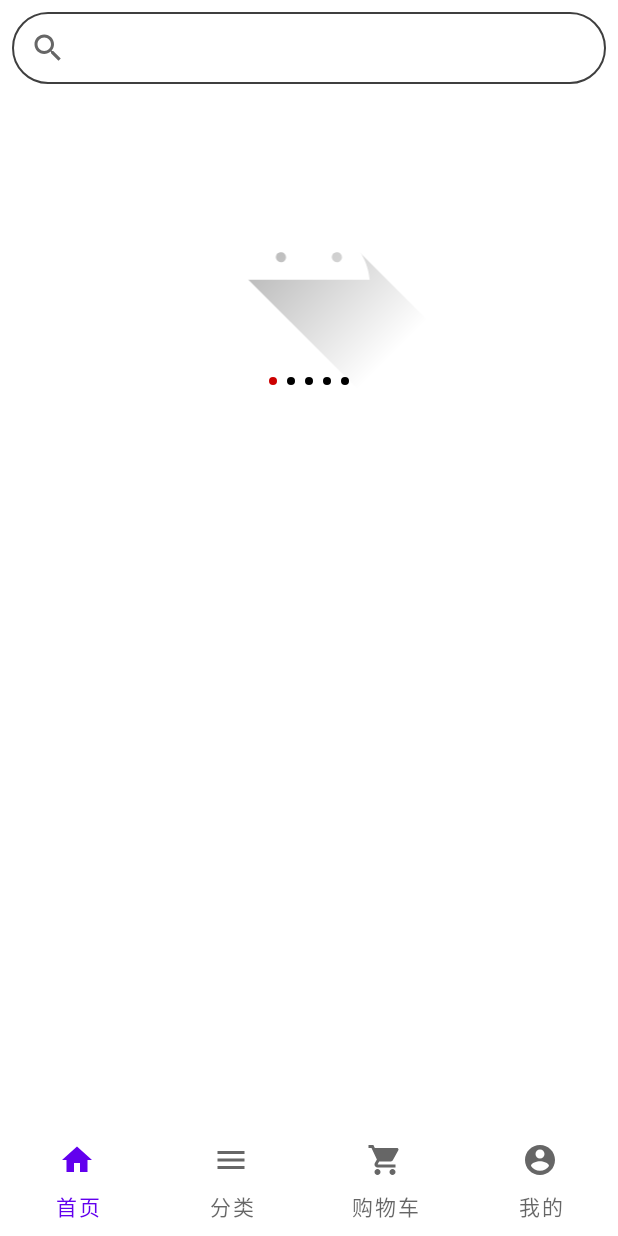
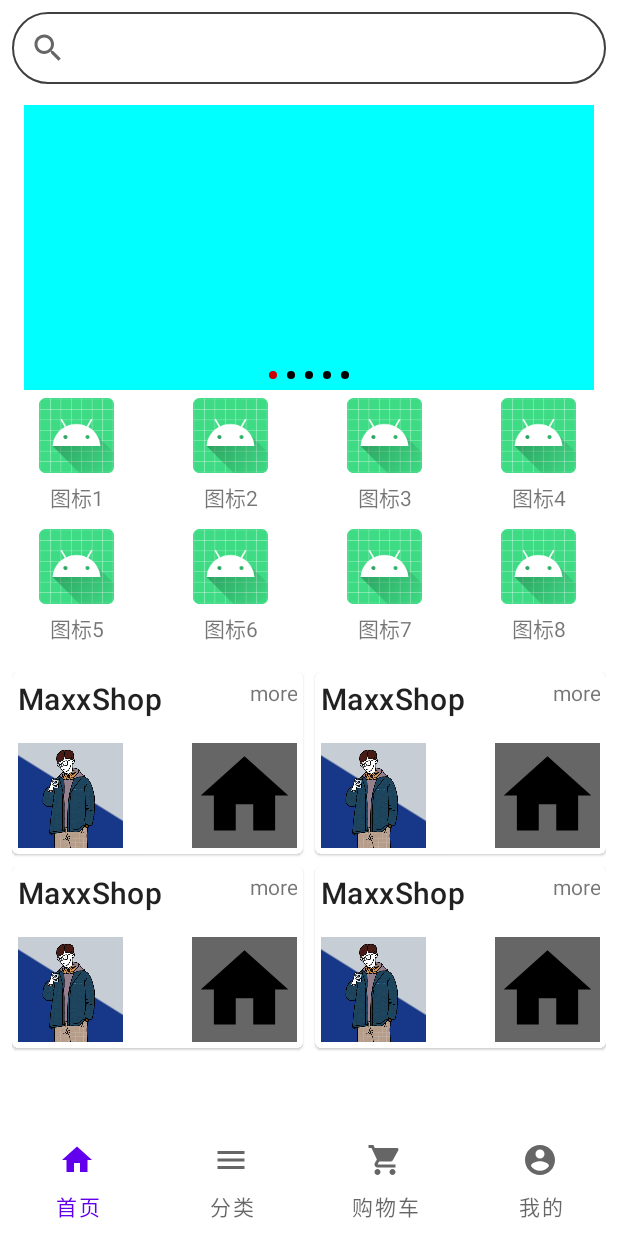
Before and after one commit to fangjian98/MaxxShop, an Android app: the screen it shows after launch (MainActivity), on a phone screen of 412 x 824 dp. Run offline under Robolectric (Android 15) with nearby library versions, the phone set to English and light mode, and no system bars.

Commit message:
add cardview

```diff
--- /dev/null
+++ b/app/src/main/java/com/example/maxxshop/adapter/GridViewAdapter.java
@@ -0,0 +1,204 @@
+package com.example.maxxshop.adapter;
+
+import android.content.Context;
+import android.util.SparseArray;
+import android.view.LayoutInflater;
+import android.view.View;
+import android.view.ViewGroup;
+import android.widget.BaseAdapter;
+import android.widget.ImageView;
+import android.widget.TextView;
+
+import java.util.ArrayList;
+
+/**
+ * Created by Jay on 2015/9/22 0022.
+ */
+public abstract class GridViewAdapter<T> extends BaseAdapter {
+
+    private ArrayList<T> mData;
+    private int mLayoutRes;           //布局id
+
+
+    public GridViewAdapter() {
+    }
+
+    public GridViewAdapter(ArrayList<T> mData, int mLayoutRes) {
+        this.mData = mData;
+        this.mLayoutRes = mLayoutRes;
+    }
+
+    @Override
+    public int getCount() {
+        return mData != null ? mData.size() : 0;
+    }
+
+    @Override
+    public T getItem(int position) {
+        return mData.get(position);
+    }
+
+    @Override
+    public long getItemId(int position) {
+        return position;
+    }
+
+    @Override
+    public View getView(int position, View convertView, ViewGroup parent) {
+        ViewHolder holder = ViewHolder.bind(parent.getContext(), convertView, parent, mLayoutRes
+                , position);
+        bindView(holder, getItem(position));
+        return holder.getItemView();
+    }
+
+    public abstract void bindView(ViewHolder holder, T obj);
+
+    //添加一个元素
+    public void add(T data) {
+        if (mData == null) {
+            mData = new ArrayList<>();
+        }
+        mData.add(data);
+        notifyDataSetChanged();
+    }
+
+    //往特定位置，添加一个元素
+    public void add(int position, T data) {
+        if (mData == null) {
+            mData = new ArrayList<>();
+        }
+        mData.add(position, data);
+        notifyDataSetChanged();
+    }
+
+    public void remove(T data) {
+        if (mData != null) {
+            mData.remove(data);
+        }
+        notifyDataSetChanged();
+    }
+
+    public void remove(int position) {
+        if (mData != null) {
+            mData.remove(position);
+        }
+        notifyDataSetChanged();
+    }
+
+    public void clear() {
+        if (mData != null) {
+            mData.clear();
+        }
+        notifyDataSetChanged();
+    }
+
+
+    public static class ViewHolder {
+
+        private SparseArray<View> mViews;   //存储ListView 的 item中的View
+        private View item;                  //存放convertView
+        private int position;               //游标
+        private Context context;            //Context上下文
+
+        //构造方法，完成相关初始化
+        private ViewHolder(Context context, ViewGroup parent, int layoutRes) {
+            mViews = new SparseArray<>();
+            this.context = context;
+            View convertView = LayoutInflater.from(context).inflate(layoutRes, parent, false);
+            convertView.setTag(this);
+            item = convertView;
+        }
+
+        //绑定ViewHolder与item
+        public static ViewHolder bind(Context context, View convertView, ViewGroup parent,
+                                      int layoutRes, int position) {
+            ViewHolder holder;
+            if (convertView == null) {
+                holder = new ViewHolder(context, parent, layoutRes);
+            } else {
+                holder = (ViewHolder) convertView.getTag();
+                holder.item = convertView;
+            }
+            holder.position = position;
+            return holder;
+        }
+
+        @SuppressWarnings("unchecked")
+        public <T extends View> T getView(int id) {
+            T t = (T) mViews.get(id);
+            if (t == null) {
+                t = (T) item.findViewById(id);
+                mViews.put(id, t);
+            }
+            return t;
+        }
+
+
+        /**
+         * 获取当前条目
+         */
+        public View getItemView() {
+            return item;
+        }
+
+        /**
+         * 获取条目位置
+         */
+        public int getItemPosition() {
+            return position;
+        }
+
+        /**
+         * 设置文字
+         */
+        public ViewHolder setText(int id, CharSequence text) {
+            View view = getView(id);
+            if (view instanceof TextView) {
+                ((TextView) view).setText(text);
+            }
+            return this;
+        }
+
+        /**
+         * 设置图片
+         */
+        public ViewHolder setImageResource(int id, int drawableRes) {
+            View view = getView(id);
+            if (view instanceof ImageView) {
+                ((ImageView) view).setImageResource(drawableRes);
+            } else {
+                view.setBackgroundResource(drawableRes);
+            }
+            return this;
+        }
+
+
+        /**
+         * 设置点击监听
+         */
+        public ViewHolder setOnClickListener(int id, View.OnClickListener listener) {
+            getView(id).setOnClickListener(listener);
+            return this;
+        }
+
+        /**
+         * 设置可见
+         */
+        public ViewHolder setVisibility(int id, int visible) {
+            getView(id).setVisibility(visible);
+            return this;
+        }
+
+        /**
+         * 设置标签
+         */
+        public ViewHolder setTag(int id, Object obj) {
+            getView(id).setTag(obj);
+            return this;
+        }
+
+        //其他方法可自行扩展
+
+    }
+
+}
--- /dev/null
+++ b/app/src/main/java/com/example/maxxshop/bean/AdsCard.java
@@ -0,0 +1,52 @@
+package com.example.maxxshop.bean;
+
+public class AdsCard {
+
+    private String title;
+    private String subTitle;
+    private int firstId;
+    private int secondId;
+
+    public  AdsCard(){
+
+    }
+
+    public AdsCard(String title, String subTitle, int firstId, int secondId) {
+        this.title = title;
+        this.subTitle = subTitle;
+        this.firstId = firstId;
+        this.secondId = secondId;
+    }
+
+    public String getTitle() {
+        return title;
+    }
+
+    public void setTitle(String title) {
+        this.title = title;
+    }
+
+    public String getSubTitle() {
+        return subTitle;
+    }
+
+    public void setSubTitle(String subTitle) {
+        this.subTitle = subTitle;
+    }
+
+    public int getFirstId() {
+        return firstId;
+    }
+
+    public void setFirstId(int firstId) {
+        this.firstId = firstId;
+    }
+
+    public int getSecondId() {
+        return secondId;
+    }
+
+    public void setSecondId(int secondId) {
+        this.secondId = secondId;
+    }
+}
--- /dev/null
+++ b/app/src/main/java/com/example/maxxshop/bean/Icon.java
@@ -0,0 +1,30 @@
+package com.example.maxxshop.bean;
+
+public class Icon {
+    private int iId;
+    private String iName;
+
+    public Icon() {
+    }
+
+    public Icon(int iId, String iName) {
+        this.iId = iId;
+        this.iName = iName;
+    }
+
+    public int getId() {
+        return iId;
+    }
+
+    public String getName() {
+        return iName;
+    }
+
+    public void setId(int iId) {
+        this.iId = iId;
+    }
+
+    public void setName(String iName) {
+        this.iName = iName;
+    }
+}
--- a/app/src/main/java/com/example/maxxshop/ui/HomeFragment.java
+++ b/app/src/main/java/com/example/maxxshop/ui/HomeFragment.java
@@ -1,15 +1,22 @@
 package com.example.maxxshop.ui;
 
 import android.view.LayoutInflater;
+import android.view.View;
+import android.widget.AdapterView;
+import android.widget.GridView;
 import android.widget.ImageView;
 import android.widget.LinearLayout;
+import android.widget.Toast;
 
 import androidx.appcompat.app.AppCompatActivity;
 import androidx.viewpager.widget.ViewPager;
 
 import com.example.maxxshop.R;
 import com.example.maxxshop.adapter.BannerAdapter;
+import com.example.maxxshop.adapter.GridViewAdapter;
 import com.example.maxxshop.base.BaseFragment;
+import com.example.maxxshop.bean.AdsCard;
+import com.example.maxxshop.bean.Icon;
 
 import java.util.ArrayList;
 import java.util.List;
@@ -21,6 +28,13 @@ public class HomeFragment extends BaseFragment {
     private ViewPager viewPager;
     private List<ImageView> viewList;
     private LinearLayout indicatorLayout;
+    private GridView mGridView;
+    private GridView mAdsGridView;
+
+    private GridViewAdapter mAdapter = null;
+    private ArrayList<Icon> mData = null;
+
+    private GridViewAdapter mAdsAdapter = null;
     private int currentItem = 0;
     private Timer timer;
     private boolean isAutoPlay = true;
@@ -36,20 +50,27 @@ public class HomeFragment extends BaseFragment {
     protected void initView() {
         viewPager = mRootView.findViewById(R.id.viewPager);
         indicatorLayout = mRootView.findViewById(R.id.indicatorLayout);
+        mGridView = mRootView.findViewById(R.id.grid_photo);
+        mAdsGridView = mRootView.findViewById(R.id.ads_grid);
     }
 
     @Override
     protected void initData() {
         viewList = new ArrayList<>();
         LayoutInflater inflater = LayoutInflater.from(mContext);
+
+        String[] colorString = new String[]{"#FF0000","#00FF00","#0000FF","#00FFFF","#FFFFF00"};
+
         for (int i = 0; i < 5; i++) {
             ImageView imageView = (ImageView) inflater.inflate(R.layout.image_item, null);
-            imageView.setImageResource(R.drawable.ic_launcher_foreground);
+            imageView.setImageResource(R.drawable.banner_img);
+            //imageView.setImageTintList(ColorStateList.valueOf(Color.parseColor(colorString[i])));
             viewList.add(imageView);
         }
         setAdapter();
         initIndicator();
         startAutoPlay();
+        initGridView();
     }
 
     @Override
@@ -140,4 +161,52 @@ public class HomeFragment extends BaseFragment {
             timer = null;
         }
     }
+
+
+
+    private void initGridView() {
+        mData = new ArrayList<Icon>();
+        mData.add(new Icon(R.mipmap.ic_launcher, "图标1"));
+        mData.add(new Icon(R.mipmap.ic_launcher, "图标2"));
+        mData.add(new Icon(R.mipmap.ic_launcher, "图标3"));
+        mData.add(new Icon(R.mipmap.ic_launcher, "图标4"));
+        mData.add(new Icon(R.mipmap.ic_launcher, "图标5"));
+        mData.add(new Icon(R.mipmap.ic_launcher, "图标6"));
+        mData.add(new Icon(R.mipmap.ic_launcher, "图标7"));
+        mData.add(new Icon(R.mipmap.ic_launcher, "图标8"));
+
+        mAdapter = new GridViewAdapter<Icon>(mData, R.layout.item_grid_icon) {
+            @Override
+            public void bindView(ViewHolder holder, Icon obj) {
+                holder.setImageResource(R.id.img_icon, obj.getId());
+                holder.setText(R.id.txt_icon, obj.getName());
+            }
+        };
+        mGridView.setAdapter(mAdapter);
+
+        mGridView.setOnItemClickListener(new AdapterView.OnItemClickListener() {
+            @Override
+            public void onItemClick(AdapterView<?> parent, View view, int position, long id) {
+                Toast.makeText(mContext, "你点击了~" + position + "~项", Toast.LENGTH_SHORT).show();
+            }
+        });
+
+        ArrayList<AdsCard> mAdsData = new ArrayList<AdsCard>();
+        mAdsData.add(new AdsCard("MaxxShop","more",R.drawable.default_account_head,R.drawable.ic_tabs_home));
+        mAdsData.add(new AdsCard("MaxxShop","more",R.drawable.default_account_head,R.drawable.ic_tabs_home));
+        mAdsData.add(new AdsCard("MaxxShop","more",R.drawable.default_account_head,R.drawable.ic_tabs_home));
+        mAdsData.add(new AdsCard("MaxxShop","more",R.drawable.default_account_head,R.drawable.ic_tabs_home));
+
+        mAdsAdapter = new GridViewAdapter<AdsCard>(mAdsData, R.layout.card_view_item) {
+            @Override
+            public void bindView(ViewHolder holder, AdsCard obj) {
+                holder.setText(R.id.card_title, obj.getTitle());
+                holder.setText(R.id.card_sub_title, obj.getSubTitle());
+                holder.setImageResource(R.id.first_mage, obj.getFirstId());
+                holder.setImageResource(R.id.second_image, obj.getSecondId());
+
+            }
+        };
+        mAdsGridView.setAdapter(mAdsAdapter);
+    }
 }
--- /dev/null
+++ b/app/src/main/res/drawable/banner_img.xml
@@ -0,0 +1,9 @@
+<?xml version="1.0" encoding="utf-8"?>
+<shape xmlns:android="http://schemas.android.com/apk/res/android"
+    android:shape="rectangle"
+    android:tint="#00ffff">
+    <solid android:color="@android:color/holo_red_dark" />
+    <size
+        android:width="600dp"
+        android:height="300dp" />
+</shape>
--- a/app/src/main/res/layout/activity_main.xml
+++ b/app/src/main/res/layout/activity_main.xml
@@ -9,7 +9,9 @@
     <FrameLayout
         android:id="@+id/container"
         android:layout_width="match_parent"
-        android:layout_height="match_parent"
+        android:layout_height="0dp"
+        app:layout_constraintEnd_toEndOf="parent"
+        app:layout_constraintStart_toStartOf="parent"
         app:layout_constraintTop_toTopOf="parent"
         app:layout_constraintBottom_toTopOf="@id/tab_layout"/>
 
@@ -19,6 +21,8 @@
         android:layout_width="match_parent"
         android:layout_height="wrap_content"
         app:layout_constraintBottom_toBottomOf="parent"
+        app:layout_constraintEnd_toEndOf="parent"
+        app:layout_constraintStart_toStartOf="parent"
         app:tabIndicatorHeight="0dp">
 
         <com.google.android.material.tabs.TabItem
--- /dev/null
+++ b/app/src/main/res/layout/card_view_item.xml
@@ -0,0 +1,60 @@
+<?xml version="1.0" encoding="utf-8"?>
+<com.google.android.material.card.MaterialCardView xmlns:android="http://schemas.android.com/apk/res/android"
+    xmlns:app="http://schemas.android.com/apk/res-auto"
+    android:layout_width="match_parent"
+    android:layout_height="wrap_content"
+    android:layout_margin="4dp"
+    android:clickable="true"
+    android:focusable="true"
+    android:minHeight="100dp">
+
+    <RelativeLayout
+        android:layout_width="match_parent"
+        android:layout_height="wrap_content"
+        android:padding="4dp"
+        android:orientation="vertical">
+
+        <TextView
+            android:id="@+id/card_title"
+            style="?attr/textAppearanceHeadline6"
+            android:layout_width="wrap_content"
+            android:layout_height="wrap_content"
+            android:layout_alignParentStart="true"
+            android:paddingBottom="16dp"
+            android:text="@string/app_name" />
+
+        <TextView
+            android:id="@+id/card_sub_title"
+            android:layout_width="wrap_content"
+            android:layout_height="wrap_content"
+            android:layout_alignParentEnd="true"
+            android:gravity="end|top"
+            android:text="@string/app_name" />
+
+        <androidx.appcompat.widget.AppCompatImageView
+            android:id="@+id/first_mage"
+            android:layout_width="70dp"
+            android:layout_height="70dp"
+            android:layout_below="@+id/card_title"
+            android:layout_alignParentStart="true"
+            android:background="@android:color/transparent"
+            android:contentDescription="@string/app_name"
+            android:gravity="start|bottom"
+            app:backgroundTint="@color/material_on_surface_emphasis_medium"
+            app:backgroundTintMode="add"
+            app:srcCompat="@drawable/ic_tabs_home" />
+
+        <androidx.appcompat.widget.AppCompatImageView
+            android:id="@+id/second_image"
+            android:layout_width="70dp"
+            android:layout_height="70dp"
+            android:layout_below="@+id/card_title"
+            android:layout_alignParentEnd="true"
+            android:background="@android:color/transparent"
+            android:contentDescription="@string/app_name"
+            app:backgroundTint="@color/material_on_surface_emphasis_medium"
+            app:backgroundTintMode="add"
+            app:srcCompat="@drawable/default_account_head" />
+    </RelativeLayout>
+
+</com.google.android.material.card.MaterialCardView>
--- /dev/null
+++ b/app/src/main/res/layout/grid_view_item.xml
@@ -0,0 +1,6 @@
+<?xml version="1.0" encoding="utf-8"?>
+<GridView xmlns:android="http://schemas.android.com/apk/res/android"
+    android:id="@+id/grid_photo"
+    android:layout_width="wrap_content"
+    android:layout_height="wrap_content"
+    android:numColumns="4" />
--- /dev/null
+++ b/app/src/main/res/layout/item_grid_icon.xml
@@ -0,0 +1,24 @@
+<?xml version="1.0" encoding="utf-8"?>
+<RelativeLayout xmlns:android="http://schemas.android.com/apk/res/android"
+    android:layout_width="match_parent"
+    android:layout_height="match_parent"
+    android:padding="5dp">
+
+    <ImageView
+        android:id="@+id/img_icon"
+        android:layout_width="50dp"
+        android:layout_height="50dp"
+        android:layout_centerHorizontal="true"
+        android:src="@mipmap/ic_launcher" />
+
+    <TextView
+        android:id="@+id/txt_icon"
+        android:layout_width="wrap_content"
+        android:layout_height="wrap_content"
+        android:layout_below="@id/img_icon"
+        android:layout_centerHorizontal="true"
+        android:layout_marginTop="5dp"
+        android:text="呵呵"
+        android:textSize="14sp" />
+
+</RelativeLayout>
--- a/app/src/main/res/layout/layout_home_fragment.xml
+++ b/app/src/main/res/layout/layout_home_fragment.xml
@@ -1,28 +1,53 @@
 <?xml version="1.0" encoding="utf-8"?>
-<RelativeLayout xmlns:android="http://schemas.android.com/apk/res/android"
+<androidx.coordinatorlayout.widget.CoordinatorLayout xmlns:android="http://schemas.android.com/apk/res/android"
     xmlns:app="http://schemas.android.com/apk/res-auto"
-    android:layout_width="match_parent"
     android:layout_height="match_parent"
-    android:animateLayoutChanges="true"
-    android:orientation="vertical">
+    android:layout_width="match_parent">
 
     <androidx.appcompat.widget.SearchView
         android:id="@+id/search_view"
         android:layout_width="match_parent"
         android:layout_height="wrap_content"
+        android:layout_margin="8dp"
         android:layout_marginBottom="10dp"
+        android:background="@drawable/bg_searchview"
         android:iconifiedByDefault="false"
+        android:queryBackground="@null"
         android:searchIcon="@null"
-        android:background="@drawable/bg_searchview"
-        android:layout_margin="8dp"
-        android:queryBackground="@null"
         app:queryHint="@string/app_name"
         app:theme="@style/CustomSearchViewStyle" />
 
-    <include
+    <ScrollView
         android:layout_width="match_parent"
-        android:layout_height="200dp"
-        android:layout_below="@+id/search_view"
-        layout="@layout/banner_item" />
+        android:layout_height="match_parent"
+        android:layout_marginTop="60dp"
+        android:scrollbars="none">
 
-</RelativeLayout>
+        <LinearLayout
+            android:layout_width="match_parent"
+            android:layout_height="wrap_content"
+            android:orientation="vertical">
+
+            <include
+                layout="@layout/banner_item"
+                android:layout_width="match_parent"
+                android:layout_height="200dp" />
+
+            <include
+                layout="@layout/grid_view_item"
+                android:layout_width="match_parent"
+                android:layout_height="180dp" />
+
+            <GridView
+                android:id="@+id/ads_grid"
+                android:layout_width="match_parent"
+                android:layout_height="500dp"
+                android:layout_margin="8dp"
+                android:horizontalSpacing="8dp"
+                android:numColumns="2"
+                android:verticalSpacing="8dp" />
+        </LinearLayout>
+    </ScrollView>
+
+
+</androidx.coordinatorlayout.widget.CoordinatorLayout>
```
